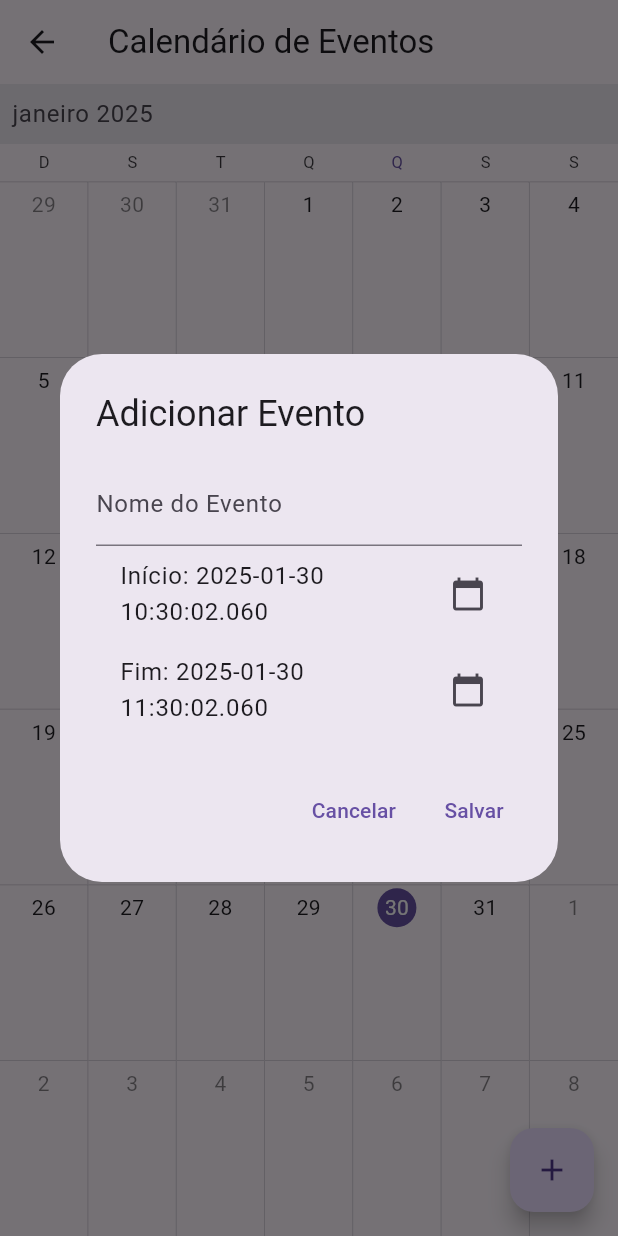
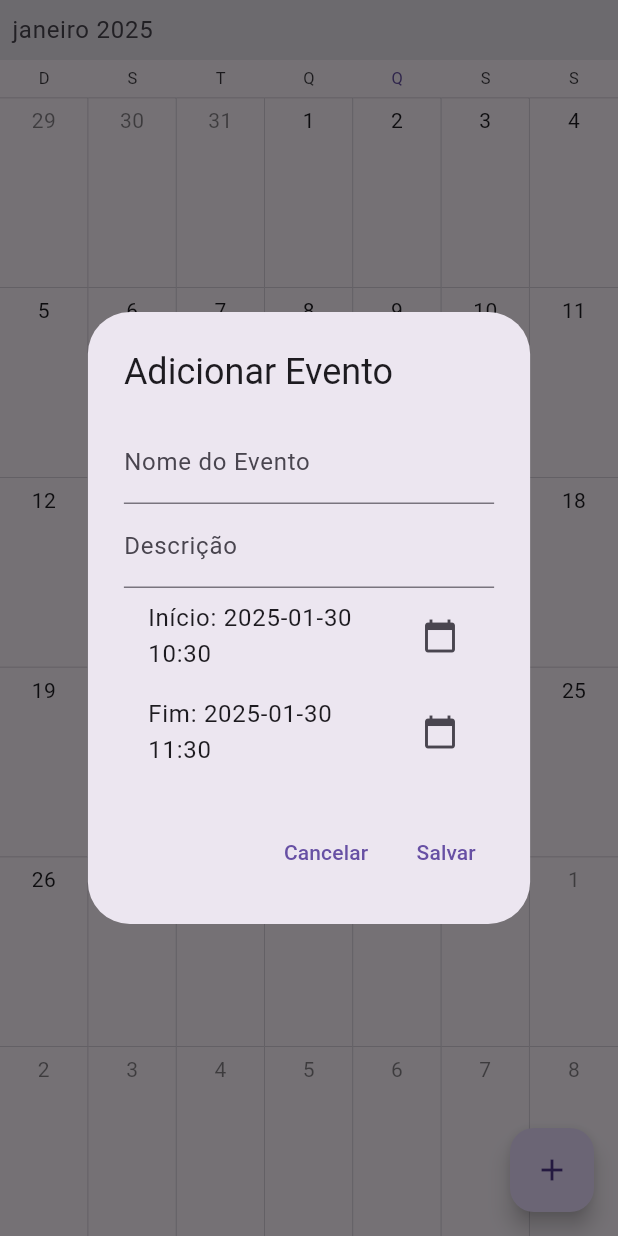
Before and after one commit to Hildemberg986/POO, a Flutter app: the EventosScreen screen opened directly, after a tap on the "add" icon, on a phone screen of 412 x 824 dp. Run offline on Flutter 3.47's test engine with Material 3 defaults, Android fonts, the phone set to English and light mode, and no system bars; drawn by our look-alikes of syncfusion_flutter_calendar.

Commit message:
update apresentaçao

```diff
--- a/myapp/lib/screens/eventos_screen.dart
+++ b/myapp/lib/screens/eventos_screen.dart
@@ -5,19 +5,21 @@ class EventosScreen extends StatefulWidget {
   const EventosScreen({Key? key}) : super(key: key);
 
   @override
+  // ignore: library_private_types_in_public_api
   _EventosScreenState createState() => _EventosScreenState();
 }
 
 class _EventosScreenState extends State<EventosScreen> {
   List<Meeting> meetings = [];
+  List<Meeting> eventsForDay = [];
 
   @override
   Widget build(BuildContext context) {
     return Scaffold(
-      appBar: AppBar(
-        title: const Text('Calendário de Eventos'),
-      ),
-      body: SfCalendar(
+      body: Column(
+        children: [
+          Expanded(
+            child: SfCalendar(
               view: CalendarView.month,
               dataSource: MeetingDataSource(meetings),
               monthViewSettings: const MonthViewSettings(
@@ -26,8 +28,35 @@ class _EventosScreenState extends State<EventosScreen> {
               onTap: (CalendarTapDetails details) {
                 if (details.targetElement == CalendarElement.calendarCell) {
                   _showEventsForDay(details.date!);
+                } else if (details.targetElement ==
+                    CalendarElement.appointment) {
+                  _editEvent(details.appointments![0]);
                 }
               },
+            ),
+          ),
+          if (eventsForDay.isNotEmpty)
+            Padding(
+              padding: const EdgeInsets.all(8.0),
+              child: Column(
+                crossAxisAlignment: CrossAxisAlignment.start,
+                children: [
+                  const Text(
+                    'Eventos do dia:',
+                    style: TextStyle(fontSize: 18, fontWeight: FontWeight.bold),
+                  ),
+                  ...eventsForDay.map(
+                    (event) => ListTile(
+                      title: Text(event.eventName),
+                      subtitle: Text(
+                          '${event.from.hour}:${event.from.minute} - ${event.to.hour}:${event.to.minute}'),
+                      onTap: () => _editEvent(event),
+                    ),
+                  ),
+                ],
+              ),
+            ),
+        ],
       ),
       floatingActionButton: FloatingActionButton(
         onPressed: () => _addEvent(),
@@ -49,56 +78,69 @@ class _EventosScreenState extends State<EventosScreen> {
     }
   }
 
+  void _editEvent(Meeting event) async {
+    final editedEvent = await showDialog<Meeting>(
+      context: context,
+      builder: (context) => AddEventDialog(event: event),
+    );
+
+    if (editedEvent != null) {
+      setState(() {
+        final index = meetings.indexOf(event);
+        if (index != -1) {
+          meetings[index] = editedEvent;
+        }
+      });
+    }
+  }
+
   void _showEventsForDay(DateTime day) {
     final events = meetings.where((event) {
-      return event.from.isAtSameMomentAs(day) ||
-          (event.from.isBefore(day) && event.to.isAfter(day));
+      return event.from.year == day.year &&
+          event.from.month == day.month &&
+          event.from.day == day.day;
     }).toList();
 
-    showDialog(
-      context: context,
-      builder: (context) => AlertDialog(
-        title: Text('Eventos no dia ${day.day}/${day.month}/${day.year}'),
-        content: Column(
-          mainAxisSize: MainAxisSize.min,
-          children: events
-              .map(
-                (event) => ListTile(
-                  title: Text(event.eventName),
-                  subtitle: Text(
-                      '${event.from.hour}:${event.from.minute} - ${event.to.hour}:${event.to.minute}'),
-                ),
-              )
-              .toList(),
-        ),
-        actions: [
-          TextButton(
-            onPressed: () => Navigator.of(context).pop(),
-            child: const Text('Fechar'),
-          ),
-        ],
-      ),
-    );
+    setState(() {
+      eventsForDay = events;
+    });
   }
 }
 
 class AddEventDialog extends StatefulWidget {
-  const AddEventDialog({Key? key}) : super(key: key);
+  final Meeting? event;
+
+  const AddEventDialog({Key? key, this.event}) : super(key: key);
 
   @override
+  // ignore: library_private_types_in_public_api
   _AddEventDialogState createState() => _AddEventDialogState();
 }
 
 class _AddEventDialogState extends State<AddEventDialog> {
   final _formKey = GlobalKey<FormState>();
   final _eventNameController = TextEditingController();
+  final _descriptionController = TextEditingController();
   DateTime _startTime = DateTime.now();
   DateTime _endTime = DateTime.now().add(const Duration(hours: 1));
 
   @override
+  void initState() {
+    super.initState();
+    if (widget.event != null) {
+      _eventNameController.text = widget.event!.eventName;
+      _descriptionController.text = widget.event!.description;
+      _startTime = widget.event!.from;
+      _endTime = widget.event!.to;
+    }
+  }
+
+  @override
   Widget build(BuildContext context) {
     return AlertDialog(
-      title: const Text('Adicionar Evento'),
+      title: widget.event == null
+          ? const Text('Adicionar Evento')
+          : const Text('Editar Evento'),
       content: Form(
         key: _formKey,
         child: Column(
@@ -114,10 +156,21 @@ class _AddEventDialogState extends State<AddEventDialog> {
                 return null;
               },
             ),
+            TextFormField(
+              controller: _descriptionController,
+              decoration: const InputDecoration(labelText: 'Descrição'),
+              validator: (value) {
+                if (value == null || value.isEmpty) {
+                  return 'Por favor, insira uma descrição para o evento';
+                }
+                return null;
+              },
+            ),
             ListTile(
-              title: Text('Início: ${_startTime.toString()}'),
+  title: Text('Início: ${_startTime.toLocal().toString().substring(0, 16)}'),
   trailing: const Icon(Icons.calendar_today),
   onTap: () async {
+    // Selecionar a data
     final date = await showDatePicker(
       context: context,
       initialDate: _startTime,
@@ -125,12 +178,15 @@ class _AddEventDialogState extends State<AddEventDialog> {
       lastDate: DateTime(2100),
     );
     if (date != null) {
+      // Selecionar a hora
       final time = await showTimePicker(
+        // ignore: use_build_context_synchronously
         context: context,
         initialTime: TimeOfDay.fromDateTime(_startTime),
       );
       if (time != null) {
         setState(() {
+          // Juntar data e hora
           _startTime = DateTime(
             date.year,
             date.month,
@@ -144,9 +200,10 @@ class _AddEventDialogState extends State<AddEventDialog> {
   },
 ),
 ListTile(
-              title: Text('Fim: ${_endTime.toString()}'),
+  title: Text('Fim: ${_endTime.toLocal().toString().substring(0, 16)}'),
   trailing: const Icon(Icons.calendar_today),
   onTap: () async {
+    // Selecionar a data
     final date = await showDatePicker(
       context: context,
       initialDate: _endTime,
@@ -154,12 +211,15 @@ class _AddEventDialogState extends State<AddEventDialog> {
       lastDate: DateTime(2100),
     );
     if (date != null) {
+      // Selecionar a hora
       final time = await showTimePicker(
+        // ignore: use_build_context_synchronously
         context: context,
         initialTime: TimeOfDay.fromDateTime(_endTime),
       );
       if (time != null) {
         setState(() {
+          // Juntar data e hora
           _endTime = DateTime(
             date.year,
             date.month,
@@ -189,6 +249,7 @@ class _AddEventDialogState extends State<AddEventDialog> {
                 _endTime,
                 Colors.blue,
                 false,
+                _descriptionController.text,
               ));
             }
           },
@@ -231,11 +292,13 @@ class MeetingDataSource extends CalendarDataSource {
 }
 
 class Meeting {
-  Meeting(this.eventName, this.from, this.to, this.background, this.isAllDay);
+  Meeting(this.eventName, this.from, this.to, this.background, this.isAllDay,
+      this.description);
 
   String eventName;
   DateTime from;
   DateTime to;
   Color background;
   bool isAllDay;
+  String description;
 }
```
Lines whose indentation alone changed are shown as unchanged.
